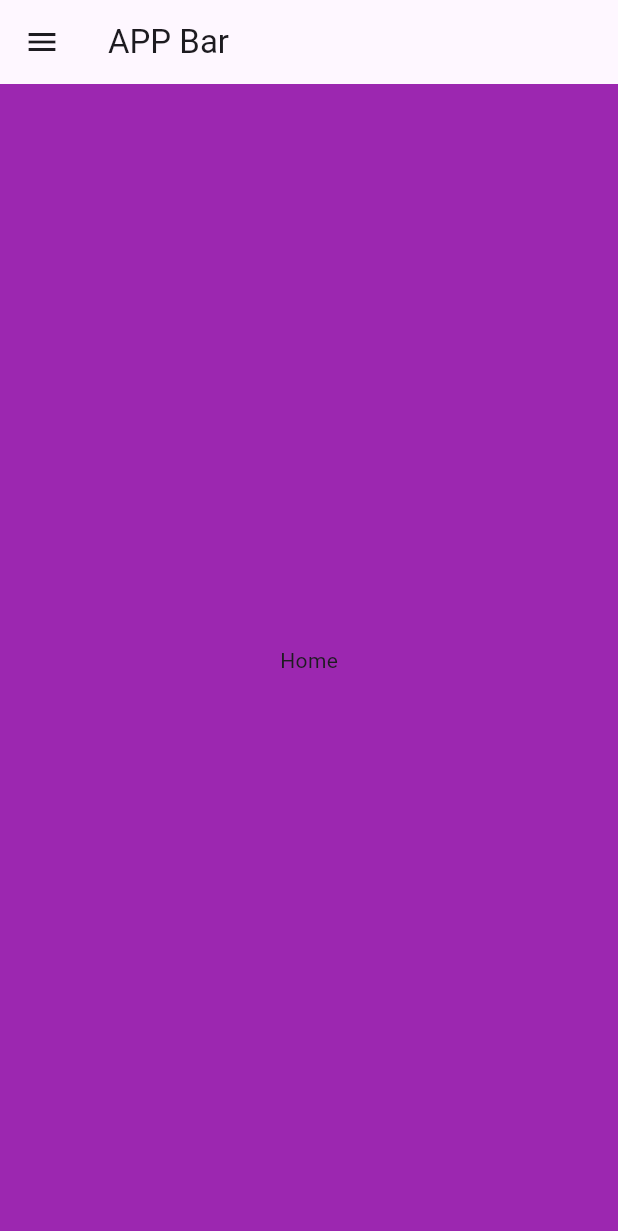
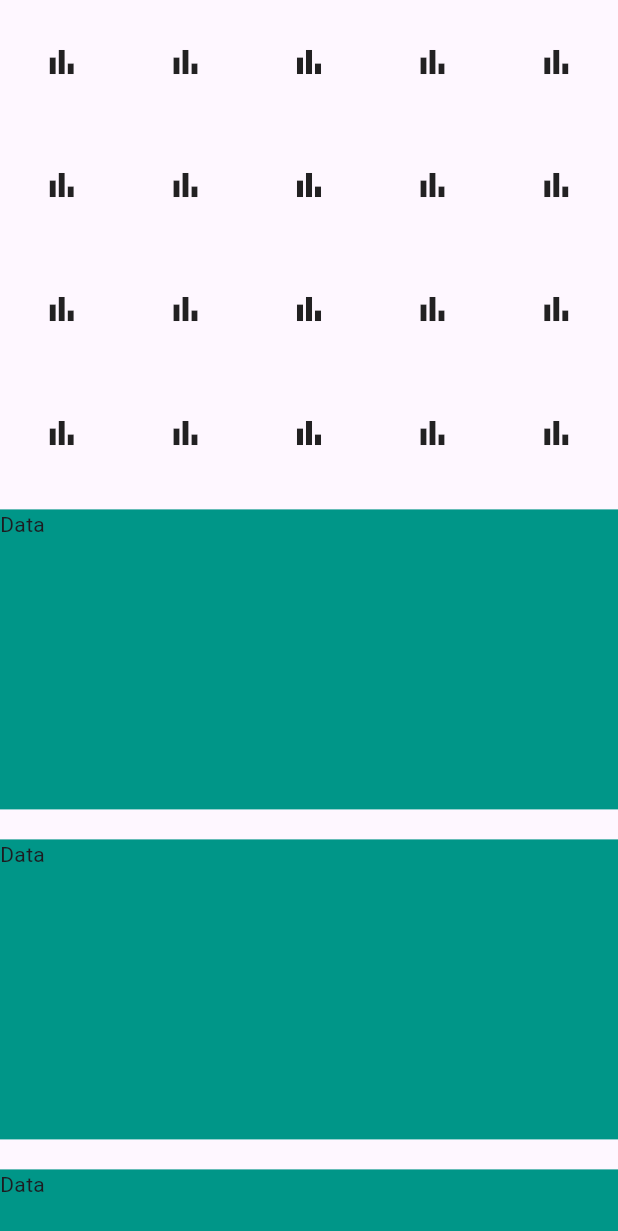
Before and after one commit to dkajolroy/next-flutter, a Flutter app: the screen it shows after launch, on a phone screen of 412 x 824 dp. Shown: the top 1231 px of the screen. Run offline on Flutter 3.47's test engine with Material 3 defaults, Android fonts, the phone set to English and light mode, and no system bars; drawn by our look-alikes of draggable_home.

Commit message:
csrolling package

```diff
--- a/lib/main.dart
+++ b/lib/main.dart
@@ -1,5 +1,5 @@
 import 'package:flutter/material.dart';
-import 'package:nextui/animated_drawer/page/a_main_screen.dart';
+import 'package:nextui/scroll_view/s_home.dart';
 
 void main() {
   // SystemChrome.setSystemUIOverlayStyle(const SystemUiOverlayStyle(
@@ -17,7 +17,7 @@ class MyApp extends StatelessWidget {
     return const MaterialApp(
       title: 'Next-UI',
       debugShowCheckedModeBanner: false,
-      home: AMainScreen(),
+      home: SHome(),
     );
   }
 }
--- /dev/null
+++ b/lib/scroll_view/s_home.dart
@@ -0,0 +1,89 @@
+import 'package:draggable_home/draggable_home.dart';
+import 'package:flutter/material.dart';
+
+class SHome extends StatelessWidget {
+  const SHome({super.key});
+
+  @override
+  Widget build(BuildContext context) {
+    return Scaffold(
+        body: SafeArea(
+      child: DraggableHome(
+          title: const Row(
+            mainAxisAlignment: MainAxisAlignment.spaceBetween,
+            children: [
+              Icon(Icons.home),
+              Icon(Icons.scanner),
+              Icon(Icons.person),
+              Icon(Icons.settings),
+              Icon(Icons.settings),
+            ],
+          ),
+          headerWidget: GridView.builder(
+              itemCount: 20,
+              gridDelegate: const SliverGridDelegateWithFixedCrossAxisCount(
+                  crossAxisCount: 5),
+              itemBuilder: (context, index) {
+                return const Icon(Icons.bar_chart_sharp);
+              }),
+          body: [
+            Container(
+              width: double.infinity,
+              height: 200,
+              margin: const EdgeInsets.symmetric(vertical: 10),
+              color: Colors.teal,
+              child: const Text("Data"),
+            ),
+            Container(
+              width: double.infinity,
+              height: 200,
+              margin: const EdgeInsets.symmetric(vertical: 10),
+              color: Colors.teal,
+              child: const Text("Data"),
+            ),
+            Container(
+              width: double.infinity,
+              height: 200,
+              margin: const EdgeInsets.symmetric(vertical: 10),
+              color: Colors.teal,
+              child: const Text("Data"),
+            ),
+            Container(
+              width: double.infinity,
+              height: 200,
+              margin: const EdgeInsets.symmetric(vertical: 10),
+              color: Colors.teal,
+              child: const Text("Data"),
+            ),
+            Container(
+              width: double.infinity,
+              height: 200,
+              margin: const EdgeInsets.symmetric(vertical: 10),
+              color: Colors.teal,
+              child: const Text("Data"),
+            ),
+            Container(
+              width: double.infinity,
+              height: 200,
+              margin: const EdgeInsets.symmetric(vertical: 10),
+              color: Colors.teal,
+              child: const Text("Data"),
+            ),
+            Container(
+              width: double.infinity,
+              height: 200,
+              margin: const EdgeInsets.symmetric(vertical: 10),
+              color: Colors.teal,
+              child: const Text("Data"),
+            ),
+            Container(
+              width: double.infinity,
+              height: 200,
+              margin: const EdgeInsets.symmetric(vertical: 10),
+              color: Colors.teal,
+              child: const Text("Data"),
+            ),
+          ]),
+    ));
+  }
+}
--- a/pubspec.yaml
+++ b/pubspec.yaml
@@ -34,6 +34,7 @@ dependencies:
   # The following adds the Cupertino Icons font to your application.
   # Use with the CupertinoIcons class for iOS style icons.
   cupertino_icons: ^1.0.2
+  draggable_home: ^1.0.5
 
 dev_dependencies:
   flutter_test:
```
Also changed, not shown: pubspec.lock.
